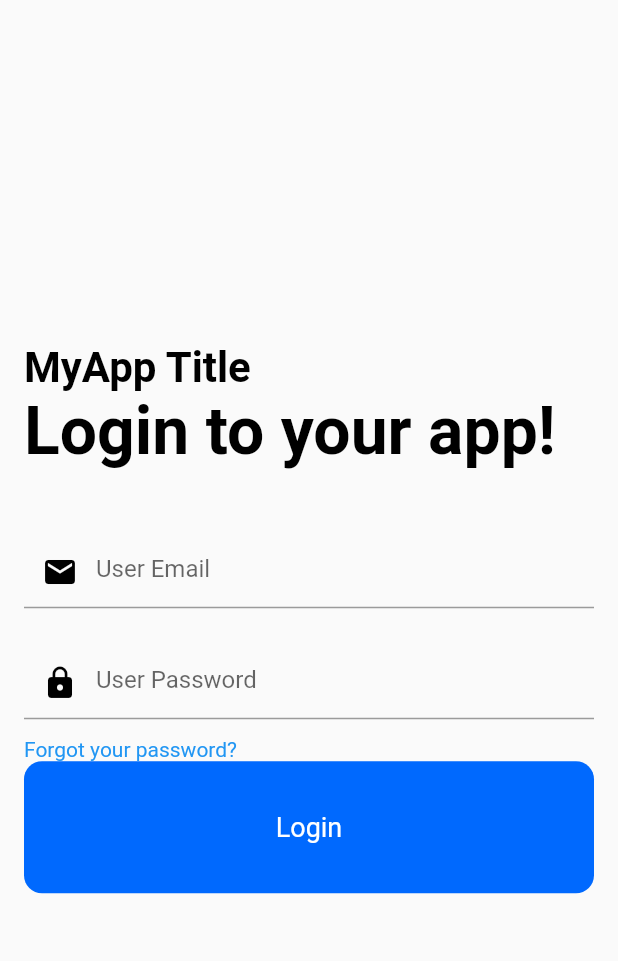
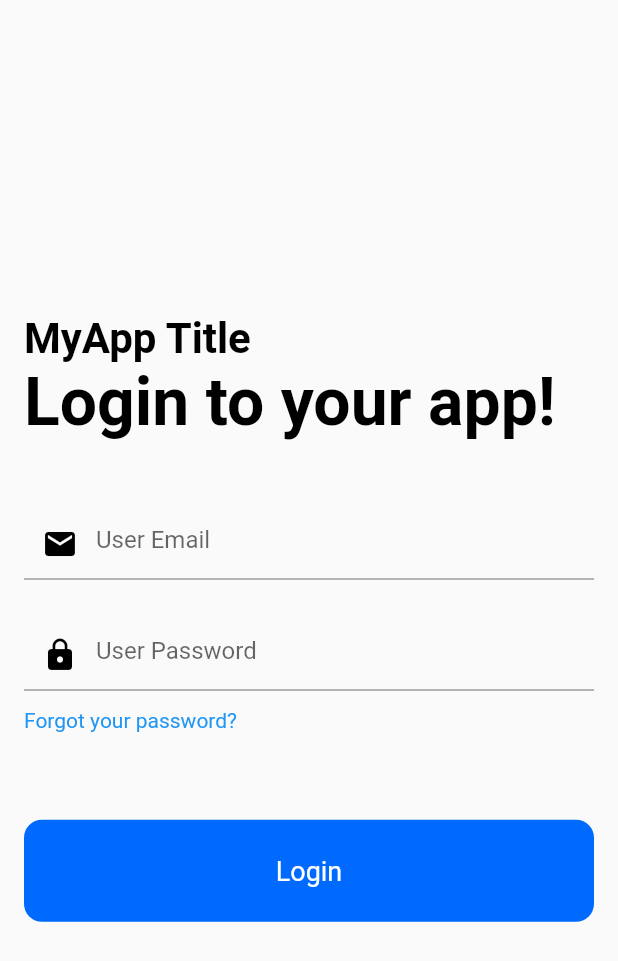
Before and after one commit to CheSenna/GigaBits, a Flutter app: the screen it shows after launch, on a phone screen of 412 x 824 dp. Shown: the top 961 px of the screen. Run offline on Flutter 3.47's test engine with Material 2 defaults, Android fonts, the phone set to English and light mode, and no system bars; our stand-ins replace firebase_core; accounts and stored records are empty.

Commit message:
Commit 4

```diff
--- a/gigabits/lib/main.dart
+++ b/gigabits/lib/main.dart
@@ -1,3 +1,4 @@
+import 'package:firebase_core/firebase_core.dart';
 import 'package:flutter/material.dart';
 
 void main() {
@@ -23,10 +24,26 @@
 }
 
 class _HomePageState extends State<HomePage> {
+  //Initialize firebase
+  Future<FirebaseApp> _initializeFirebase() async {
+    FirebaseApp firebaseApp = await Firebase.initializeApp();
+    return firebaseApp;
+  }
+
   @override
   Widget build(BuildContext context) {
-    return const Scaffold(
-      body: LoginScreen(),
+    return Scaffold(
+      body: FutureBuilder(
+        future: _initializeFirebase(),
+        builder: (context, snapshot) {
+          if (snapshot.connectionState == ConnectionState.done) {
+            return const LoginScreen();
+          }
+          return const Center(
+            child: CircularProgressIndicator(),
+          );
+        },
+      ),
     );
   }
 }
@@ -41,7 +58,7 @@
 class _LoginScreenState extends State<LoginScreen> {
   @override
   Widget build(BuildContext context) {
-    return const Padding(
+    return Padding(
       padding: EdgeInsets.all(16.0),
       child: Column(
         mainAxisAlignment: MainAxisAlignment.center,
@@ -89,20 +106,20 @@
             "Forgot your password?",
             style: TextStyle(color: Colors.blue),
           ),
-          // SizedBox(
-          //   height: 88.0,
-          // ),
           SizedBox(
-            height: 88.0,
+            height: 58.0,
+          ),
+          SizedBox(
+            height: 68.0,
             width: double.infinity,
             child: RawMaterialButton(
               fillColor: Color(0xFF0069FE),
               elevation: 0.0,
-              padding: EdgeInsets.symmetric(vertical: 20.0),
+              padding: EdgeInsets.symmetric(vertical: 10.0),
               shape: RoundedRectangleBorder(
                 borderRadius: BorderRadius.all(Radius.circular(12.0)),
               ),
-              onPressed: null,
+              onPressed: () {},
               child: Text(
                 "Login",
                 style: TextStyle(
--- a/gigabits/pubspec.yaml
+++ b/gigabits/pubspec.yaml
@@ -35,6 +35,9 @@ dependencies:
   # The following adds the Cupertino Icons font to your application.
   # Use with the CupertinoIcons class for iOS style icons.
   cupertino_icons: ^1.0.2
+   # Firebase auth and firebase core
+  firebase_core: ^2.13.1
+  firebase_auth: ^4.6.2
 
 dev_dependencies:
   flutter_test:
```
Also changed, not shown: gigabits/pubspec.lock, 7 other files.
